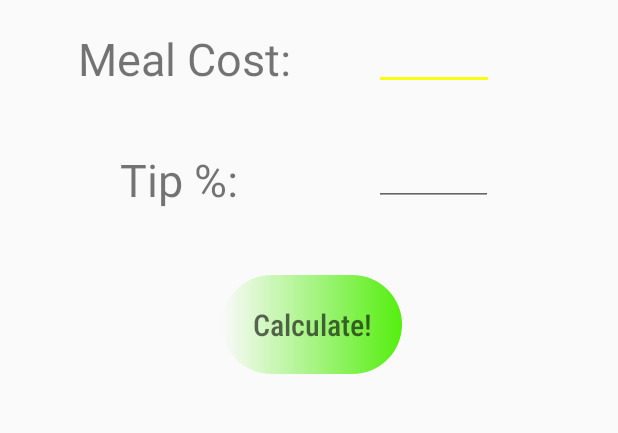
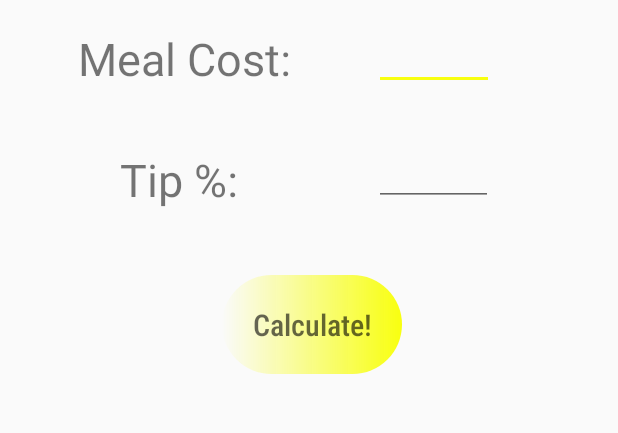
Before and after one commit to zerrudo5738/Zerrudo-MyTipCalculator, an Android app: the screen it shows after launch (MainActivity), on a phone screen of 412 x 824 dp, the part 235-668 px from its top. Run offline under Robolectric (Android 15) with nearby library versions, the phone set to English and light mode, and no system bars.

Commit message:
Changed the cool button to an even cooler button

```diff
--- a/app/src/main/res/drawable/custom_button.xml
+++ b/app/src/main/res/drawable/custom_button.xml
@@ -3,6 +3,6 @@
 
     <solid android:color="@color/colorPrimary"></solid>
     <corners android:radius="50sp"></corners>
-    <gradient android:startColorf4="@color/colorPrimary" android:endColor="@color/colorPrimaryDark"></gradient>
+    <gradient android:startColorf4="@color/colorPrimary" android:endColor="@color/colorAccent"></gradient>
 
 </shape>
```
